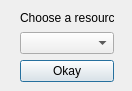
Qt form Code/StoneAge/pickrolled.ui (Scuffed-Boardgames/Qt-StoneAge) before a commit.
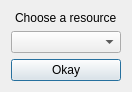
The same form after that commit.

Patch:
```diff
--- a/Code/StoneAge/pickrolled.ui
+++ b/Code/StoneAge/pickrolled.ui
@@ -13,19 +13,8 @@
   <property name="windowTitle">
    <string>Dialog</string>
   </property>
-  <widget class="QWidget" name="">
-   <property name="geometry">
-    <rect>
-     <x>20</x>
-     <y>10</y>
-     <width>94</width>
-     <height>72</height>
-    </rect>
-   </property>
-   <layout class="QVBoxLayout" name="verticalLayout_2">
-    <item>
-     <layout class="QVBoxLayout" name="verticalLayout">
-      <item>
+  <layout class="QVBoxLayout" name="verticalLayout_3">
+   <item alignment="Qt::AlignHCenter">
        <widget class="QLabel" name="label">
         <property name="text">
          <string>Choose a resource</string>
@@ -35,8 +24,6 @@
       <item>
        <widget class="QComboBox" name="resourceBox"/>
       </item>
-     </layout>
-    </item>
     <item>
      <widget class="QPushButton" name="okayButton">
       <property name="text">
@@ -45,7 +32,6 @@
      </widget>
     </item>
    </layout>
-  </widget>
  </widget>
  <resources/>
  <connections/>
```
Lines whose indentation alone changed are shown as unchanged.
